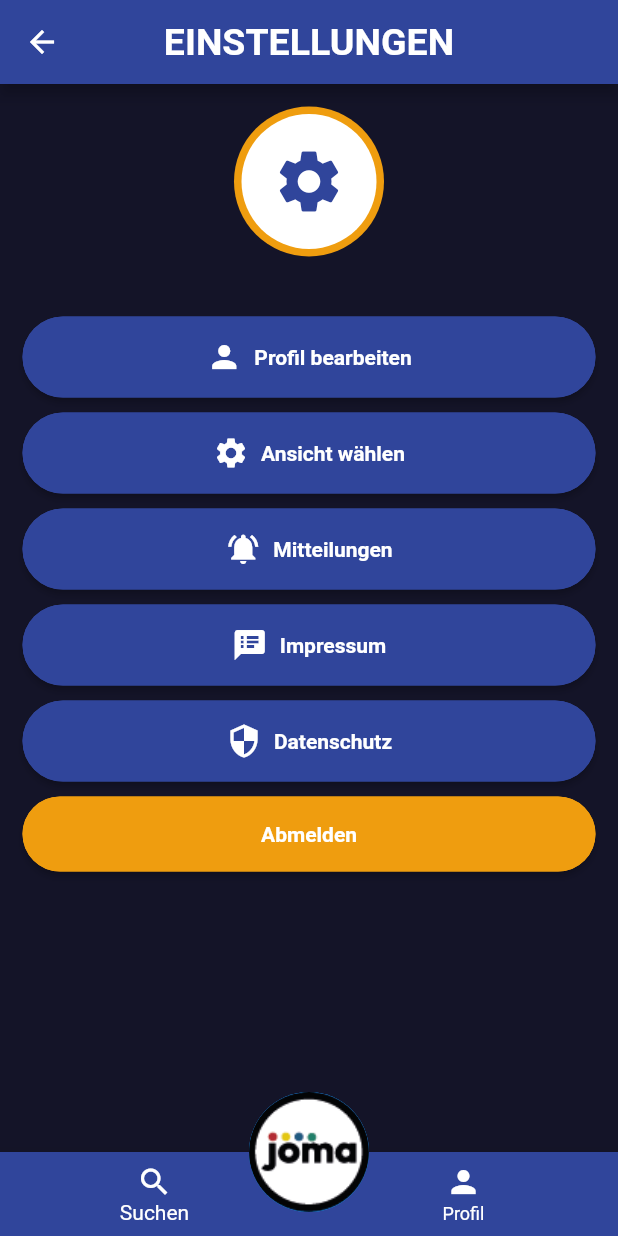
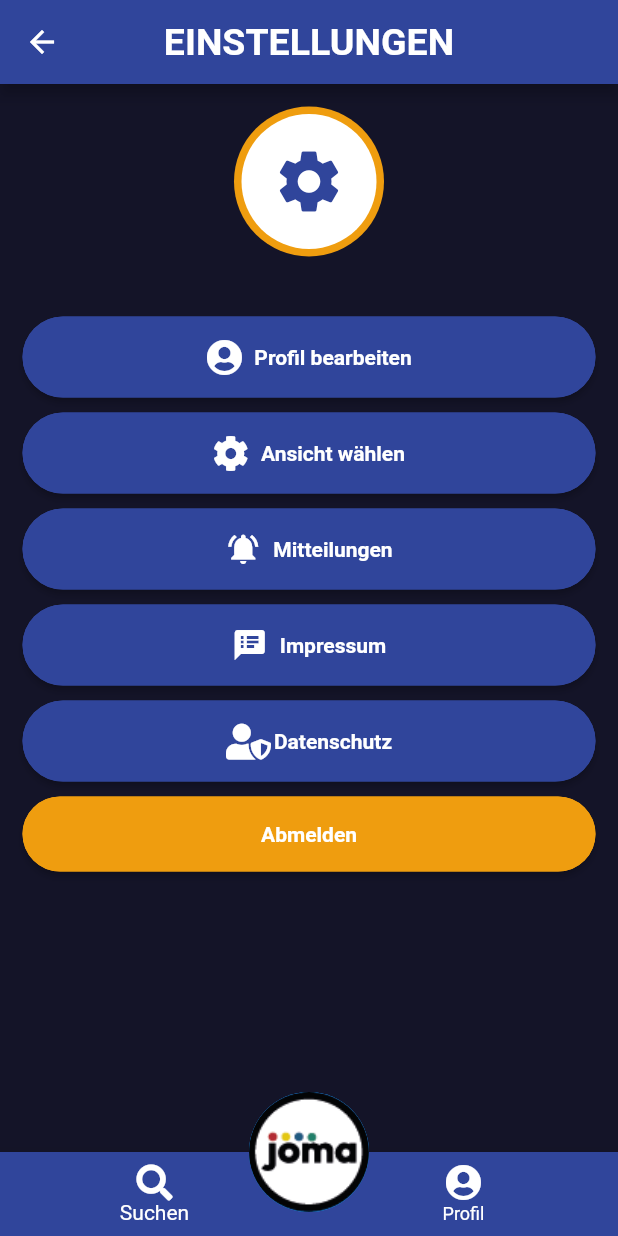
Before and after one commit to arsomesan/JoMa, a Flutter app: the Einstellungen screen opened directly, on a phone screen of 412 x 824 dp. Run offline on Flutter 3.47's test engine with Material 2 defaults, Android fonts, the phone set to English and light mode, and no system bars; our stand-ins replace animated_splash_screen, carousel_slider, flutter_map, flutter_svg, flutter_svg_provider, font_awesome_flutter and 3 more; accounts and stored records are empty; network calls fail.

Commit message:
- changed possibly changable icons to FontAwesomeIcons

```diff
--- a/lib/materials/assets.dart
+++ b/lib/materials/assets.dart
@@ -6,6 +6,7 @@ importieren und könnt alles hieraus verwenden, so, wie wir es in Adobe XD vorge
 */
 
 import 'package:flutter/material.dart';
+import 'package:font_awesome_flutter/font_awesome_flutter.dart';
 
 // ---------- FONT ----------
 
@@ -101,18 +102,18 @@ zum Einbinden:
 class AppIcons {
   // generelle, (fast) auf jeder Seite zu findende Icons
   Icon backArrow = Icon(
-      Icons.arrow_back,
+      FontAwesomeIcons.arrowLeft,
       color: AppColors().white);
   Icon settingsWheel = Icon(
-      Icons.settings,
+      FontAwesomeIcons.cog,
       color: AppColors().white);
 
   // Nav-Bar
   Icon searchGlass = Icon(
-      Icons.search,
+      FontAwesomeIcons.search,
       color: AppColors().white);
   Icon profile = Icon(
-      Icons.person,
+      FontAwesomeIcons.solidUserCircle,
       color: AppColors().white);
 
   // Ansicht wählen
@@ -128,50 +129,50 @@ class AppIcons {
 
   // Home-Screen
   Icon homeRedSection = Icon(
-      Icons.build,
+      FontAwesomeIcons.hammer,
       size: 50.0,
       color: AppColors().white);
   Icon homeGreenSection = Icon(
-      Icons.local_florist,
+      FontAwesomeIcons.tractor,
       size: 50.0,
       color: AppColors().white); // Icons.goat würde auch gehen
   Icon homeBlueSection = Icon(
-      Icons.people,
+      FontAwesomeIcons.handsHelping,
       size: 50.0,
       color: AppColors().white);
   Icon homeYellowSection = Icon(
-      Icons.local_dining,
+      FontAwesomeIcons.hamburger,
       size: 50.0,
       color: AppColors().white);
 
   // auf der jeweiligen Jobbereichsseite
   Icon redSection = Icon(
-      Icons.build,
+      FontAwesomeIcons.hammer,
       color: AppColors().white);
   Icon greenSection = Icon(
-      Icons.local_florist,
+      FontAwesomeIcons.tractor,
       color: AppColors().white); // Icons.goat würde auch gehen
   Icon blueSection = Icon(
-      Icons.people,
+      FontAwesomeIcons.handsHelping,
       color: AppColors().white);
   Icon yellowSection = Icon(
-      Icons.local_dining,
+      FontAwesomeIcons.hamburger,
       color: AppColors().white);
   Icon forwardArrow = Icon(
-      Icons.arrow_forward_outlined,
+      FontAwesomeIcons.arrowRight,
       color: AppColors().white);
 
   // Profil & Settings
   Icon applicationsSent = Icon(
       Icons.work);
   Icon bookMark = Icon(
-      Icons.bookmark);
+      FontAwesomeIcons.solidBookmark);
   Icon notifications = Icon(
       Icons.notifications_active);
   Icon imprint = Icon(
       Icons.speaker_notes);
   Icon privacy = Icon(
-      Icons.security);
+      FontAwesomeIcons.userShield);
 }
 
 // ---------- BUTTON ----------
```
